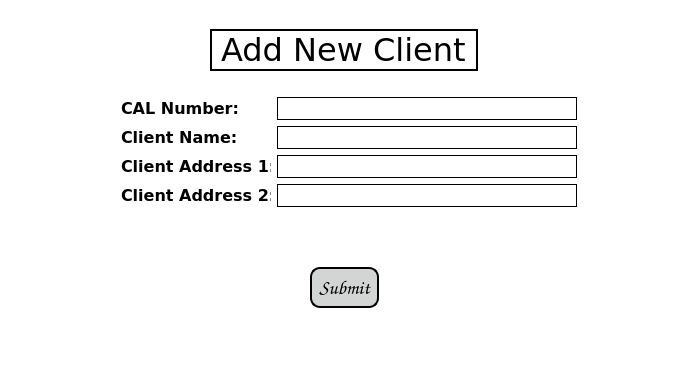
JasonLaux/DC-Boxjelly, file app/gui/resources/add_client_page.ui: the form before one commit.
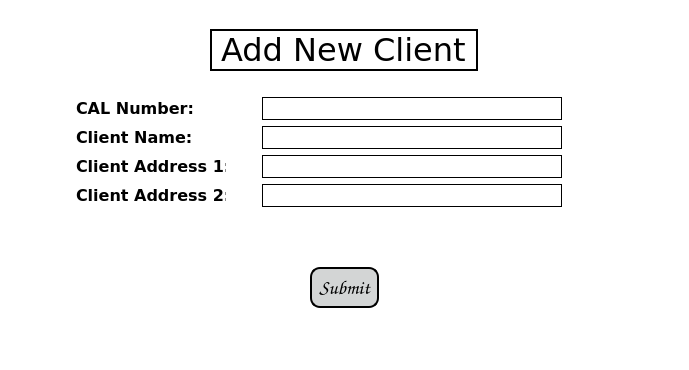
The form after the commit.

Diff of the .ui file:
```diff
--- a/app/gui/resources/add_client_page.ui
+++ b/app/gui/resources/add_client_page.ui
@@ -121,22 +121,6 @@
          <layout class="QVBoxLayout" name="verticalLayout">
           <item>
            <layout class="QHBoxLayout" name="horizontalLayout_6">
-            <item>
-             <spacer name="horizontalSpacer_9">
-              <property name="orientation">
-               <enum>Qt::Horizontal</enum>
-              </property>
-              <property name="sizeType">
-               <enum>QSizePolicy::Fixed</enum>
-              </property>
-              <property name="sizeHint" stdset="0">
-               <size>
-                <width>60</width>
-                <height>20</height>
-               </size>
-              </property>
-             </spacer>
-            </item>
             <item>
              <widget class="QLabel" name="calNumLabel">
               <property name="sizePolicy">
@@ -164,6 +148,22 @@
               </property>
              </widget>
             </item>
+            <item>
+             <spacer name="horizontalSpacer_9">
+              <property name="orientation">
+               <enum>Qt::Horizontal</enum>
+              </property>
+              <property name="sizeType">
+               <enum>QSizePolicy::Fixed</enum>
+              </property>
+              <property name="sizeHint" stdset="0">
+               <size>
+                <width>30</width>
+                <height>20</height>
+               </size>
+              </property>
+             </spacer>
+            </item>
             <item>
              <widget class="QLineEdit" name="calNumLine">
               <property name="sizePolicy">
@@ -195,22 +195,6 @@
           </item>
           <item>
            <layout class="QHBoxLayout" name="horizontalLayout_7">
-            <item>
-             <spacer name="horizontalSpacer_10">
-              <property name="orientation">
-               <enum>Qt::Horizontal</enum>
-              </property>
-              <property name="sizeType">
-               <enum>QSizePolicy::Fixed</enum>
-              </property>
-              <property name="sizeHint" stdset="0">
-               <size>
-                <width>60</width>
-                <height>20</height>
-               </size>
-              </property>
-             </spacer>
-            </item>
             <item>
              <widget class="QLabel" name="clientNameLabel">
               <property name="sizePolicy">
@@ -238,6 +222,22 @@
               </property>
              </widget>
             </item>
+            <item>
+             <spacer name="horizontalSpacer_10">
+              <property name="orientation">
+               <enum>Qt::Horizontal</enum>
+              </property>
+              <property name="sizeType">
+               <enum>QSizePolicy::Fixed</enum>
+              </property>
+              <property name="sizeHint" stdset="0">
+               <size>
+                <width>30</width>
+                <height>20</height>
+               </size>
+              </property>
+             </spacer>
+            </item>
             <item>
              <widget class="QLineEdit" name="clientNameLine">
               <property name="sizePolicy">
@@ -269,22 +269,6 @@
           </item>
           <item>
            <layout class="QHBoxLayout" name="horizontalLayout_12">
-            <item>
-             <spacer name="horizontalSpacer_40">
-              <property name="orientation">
-               <enum>Qt::Horizontal</enum>
-              </property>
-              <property name="sizeType">
-               <enum>QSizePolicy::Fixed</enum>
-              </property>
-              <property name="sizeHint" stdset="0">
-               <size>
-                <width>60</width>
-                <height>20</height>
-               </size>
-              </property>
-             </spacer>
-            </item>
             <item>
              <widget class="QLabel" name="clientAddress1Label">
               <property name="sizePolicy">
@@ -312,6 +296,22 @@
               </property>
              </widget>
             </item>
+            <item>
+             <spacer name="horizontalSpacer_40">
+              <property name="orientation">
+               <enum>Qt::Horizontal</enum>
+              </property>
+              <property name="sizeType">
+               <enum>QSizePolicy::Fixed</enum>
+              </property>
+              <property name="sizeHint" stdset="0">
+               <size>
+                <width>30</width>
+                <height>20</height>
+               </size>
+              </property>
+             </spacer>
+            </item>
             <item>
              <widget class="QLineEdit" name="clientAddress1Line">
               <property name="sizePolicy">
@@ -343,22 +343,6 @@
           </item>
           <item>
            <layout class="QHBoxLayout" name="horizontalLayout_13">
-            <item>
-             <spacer name="horizontalSpacer_44">
-              <property name="orientation">
-               <enum>Qt::Horizontal</enum>
-              </property>
-              <property name="sizeType">
-               <enum>QSizePolicy::Fixed</enum>
-              </property>
-              <property name="sizeHint" stdset="0">
-               <size>
-                <width>60</width>
-                <height>20</height>
-               </size>
-              </property>
-             </spacer>
-            </item>
             <item>
              <widget class="QLabel" name="clientAddress2Label">
               <property name="sizePolicy">
@@ -386,6 +370,22 @@
               </property>
              </widget>
             </item>
+            <item>
+             <spacer name="horizontalSpacer_44">
+              <property name="orientation">
+               <enum>Qt::Horizontal</enum>
+              </property>
+              <property name="sizeType">
+               <enum>QSizePolicy::Fixed</enum>
+              </property>
+              <property name="sizeHint" stdset="0">
+               <size>
+                <width>30</width>
+                <height>20</height>
+               </size>
+              </property>
+             </spacer>
+            </item>
             <item>
              <widget class="QLineEdit" name="clientAddress2Line">
               <property name="sizePolicy">
```
